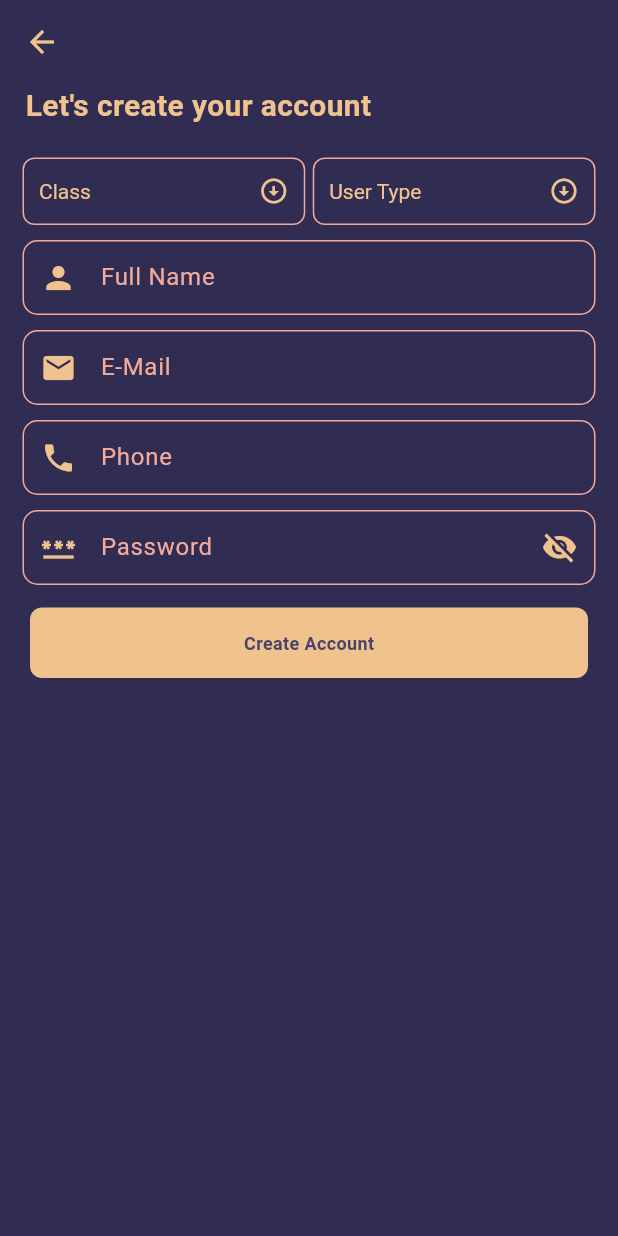
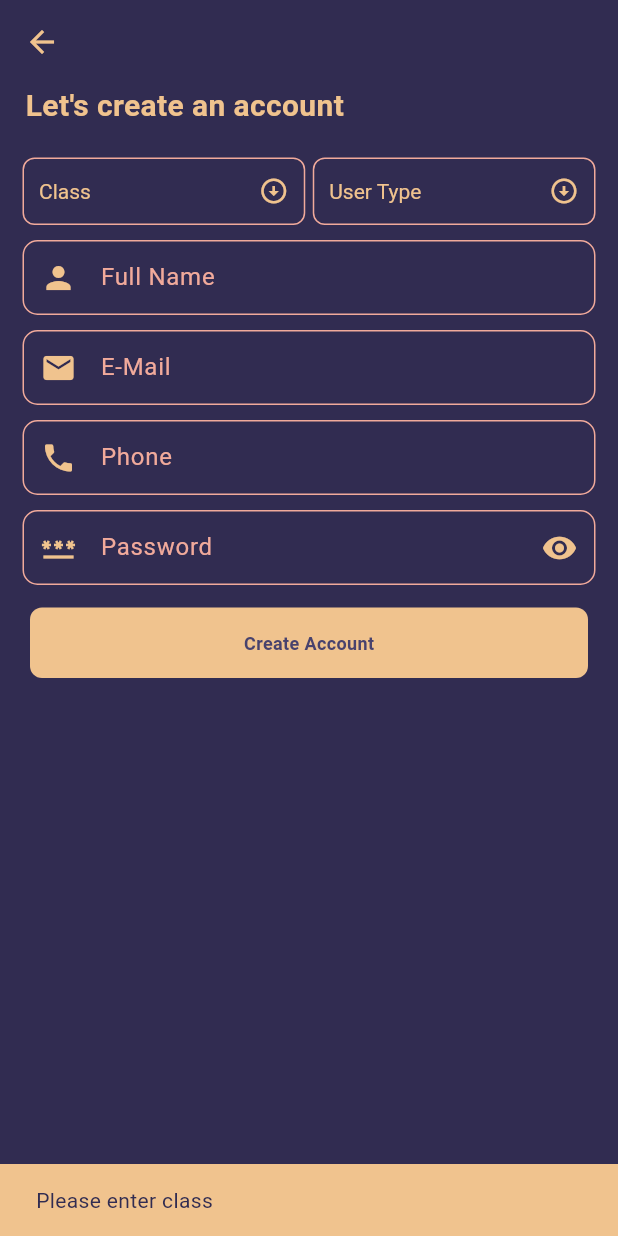
Before and after one commit to bereketsewnet/flutter_pasca_ios_android, a Flutter app: the RegisterPage screen opened directly, after a tap on "Create Account", on a phone screen of 412 x 824 dp. Run offline on Flutter 3.47's test engine with Material 3 defaults, Android fonts, the light colour scheme and no system bars; our stand-ins replace carousel_slider, firebase_auth, firebase_core, firebase_database, flutter_spinkit, shared_preferences; accounts and stored records are empty.

Commit message:
second commit Mon,jan 22 / 10:51 PM

```diff
--- a/lib/main.dart
+++ b/lib/main.dart
@@ -6,8 +6,7 @@ import 'package:pasca/pages/common_page/register_page.dart';
 import 'package:pasca/pages/student_page/student_home_page.dart';
 import 'package:pasca/wediget/bottom_navigation.dart';
 
-import 'firebase_service/firebase_options.dart';
-
+import 'methods/firebase_service/firebase_options.dart';
 void main() async {
   WidgetsFlutterBinding.ensureInitialized();
   await Firebase.initializeApp(
@@ -23,7 +22,7 @@ class MyApp extends StatelessWidget {
   Widget build(BuildContext context) {
     return const MaterialApp(
       debugShowCheckedModeBanner: false,
-      home: BottomNavigation(),
+      home: RegisterPage(),
     );
   }
 }
--- a/lib/pages/common_page/register_page.dart
+++ b/lib/pages/common_page/register_page.dart
@@ -2,7 +2,9 @@ import 'package:firebase_auth/firebase_auth.dart';
 import 'package:flutter/cupertino.dart';
 import 'package:flutter/material.dart';
 import 'package:flutter/services.dart';
+import 'package:flutter_spinkit/flutter_spinkit.dart';
 import 'package:pasca/assets/custom_colors/colors.dart';
+import 'package:pasca/wediget/bottom_navigation.dart';
 import 'package:pasca/wediget/snack_bar.dart';
 import 'package:pasca/wediget/normal_button.dart';
 import 'package:pasca/wediget/normal_textfield.dart';
@@ -26,6 +28,9 @@ class _RegisterPageState extends State<RegisterPage> {
   final TextEditingController typeController = TextEditingController();
 
   final FirebaseAuth _auth = FirebaseAuth.instance;
+
+  bool isLoading = false;
+  bool _isObsecure = true;
 
 // create variable and list for user-type drop-down menu
   String? valueChooseType;
@@ -62,6 +67,10 @@ class _RegisterPageState extends State<RegisterPage> {
 
   @override
   Widget build(BuildContext context) {
+    double w = MediaQuery
+        .of(context)
+        .size
+        .width;
     return Scaffold(
       backgroundColor: CustomColors.primaryColor,
       appBar: AppBar(
@@ -89,7 +98,7 @@ class _RegisterPageState extends State<RegisterPage> {
               child: Align(
                 alignment: Alignment.topLeft,
                 child: Text(
-                  'Let\'s create your account',
+                  'Let\'s create an account',
                   style: TextStyle(
                     color: CustomColors.thirdColor,
                     fontSize: 20,
@@ -113,14 +122,14 @@ class _RegisterPageState extends State<RegisterPage> {
                     ),
                     child: DropdownButton(
                       dropdownColor: CustomColors.primaryColor,
-                      icon:const Icon(
+                      icon: const Icon(
                         Icons.arrow_circle_down,
                         color: CustomColors.thirdColor,
                       ),
-                      style:const TextStyle(color: CustomColors.thirdColor),
+                      style: const TextStyle(color: CustomColors.thirdColor),
                       iconSize: 20,
                       isExpanded: true,
-                      underline:const SizedBox(),
+                      underline: const SizedBox(),
                       hint: const Text(
                         'Class',
                         style: TextStyle(
@@ -258,9 +267,21 @@ class _RegisterPageState extends State<RegisterPage> {
                   Icons.password,
                   color: CustomColors.thirdColor,
                 ),
-                surfixIcon: const Icon(
-                  Icons.visibility_off_sharp,
+                surfixIcon: IconButton(
+                  onPressed: () {
+                    setState(() {
+                      _isObsecure = !_isObsecure;
+                    });
+                  },
+                  icon: _isObsecure
+                      ? const Icon(
+                    Icons.visibility,
                     color: CustomColors.thirdColor,
+                  )
+                      : const Icon(
+                    Icons.visibility_off,
+                    color: CustomColors.thirdColor,
+                  ),
                 ),
               ),
             ),
@@ -271,14 +292,38 @@ class _RegisterPageState extends State<RegisterPage> {
               back_btn: CustomColors.thirdColor,
               marginSize: 20,
             ),
+            const SizedBox(height: 10),
+            if (isLoading)
+              SpinKitCircle(
+                color: CustomColors.thirdColor,
+                size: w / 8,
+              ),
           ],
         ),
       ),
     );
   }
 
+  void Register() async {
+    setState(() {
+      isLoading = true; // show loading
+    });
+    // check if user type and class not null and hide loading page
+    if (valueChooseClass == null) {
+      showSnackBar(context, 'Please enter class');
+      setState(() {
+        isLoading = false; // hide loading
+      });
+      return;
+    }
 
-  void Register() async {
+    if (valueChooseType == null) {
+      showSnackBar(context, 'Please enter user-type');
+      setState(() {
+        isLoading = false; // hide loading
+      });
+      return;
+    }
     // create and cast string value
     String email, password, name, grade, type, phone, uid;
 
@@ -289,16 +334,30 @@ class _RegisterPageState extends State<RegisterPage> {
     type = valueChooseType!;
     phone = phoneController.text;
 
-
     if (password != null) {
       try {
-       if(name.isEmpty || email.isEmpty || password.isEmpty || phone.isEmpty || password.isEmpty){
+        if (name.isEmpty ||
+            email.isEmpty ||
+            phone.isEmpty ||
+            password.isEmpty) {
           showSnackBar(context, 'All filed are required!');
-       }else if(phone.length != 10){
+          setState(() {
+            isLoading = false; // hide loading
+          });
+          return;
+        } else if (phone.length != 10) {
           showSnackBar(context, 'PhoneNumber must be 10 char');
-       }else if(name.length < 5) {
-         showSnackBar(context, 'Please enter full name');
-       }else {
+          setState(() {
+            isLoading = false; // hide loading
+          });
+          return;
+        } else if (name.length < 5) {
+          showSnackBar(context, 'Please insert properly full name');
+          setState(() {
+            isLoading = false; // hide loading
+          });
+          return;
+        } else {
           // if all try-catch errors are not found, then register user in to realtime database and auth
 
           // register user in to auth
@@ -306,6 +365,7 @@ class _RegisterPageState extends State<RegisterPage> {
               .createUserWithEmailAndPassword(email: email, password: password);
           User? user = FirebaseAuth.instance.currentUser;
           uid = user!.uid;
+
 
           // register user in to realtime database
           DatabaseReference databaseRef = FirebaseDatabase.instance.reference();
@@ -325,18 +385,12 @@ class _RegisterPageState extends State<RegisterPage> {
 
           // Insert the data at the generated reference
           usersRef.set(userData).then((_) {
-           showSnackBar(context, 'Welcome! $name');
-           Navigator.pushReplacement(
-             context,
-             MaterialPageRoute(builder: (context) => LoginPage()),
-           );
-         }).catchError((error) {
-           showSnackBar(context, 'Not Inserted');
-         });
-
-         // Insert the data at the generated reference
-         usersRef.set(userData).then((_) {
-           showSnackBar(context, 'Inserted');
+            // Navigator.pushReplacement(
+            //   context,
+            //   MaterialPageRoute(
+            //     builder: (context) => BottomNavigation(),
+            //   ),
+            // );
           }).catchError((error) {
             showSnackBar(context, 'Not Inserted');
           });
@@ -345,18 +399,23 @@ class _RegisterPageState extends State<RegisterPage> {
         // checking the validity of user inserted data
         if (e.code == 'weak-password') {
           showSnackBar(context, "Password provided is too weak.");
+          return;
         } else if (e.code == 'email-already-in-use.') {
           showSnackBar(context, 'Account already exists.');
+          return;
         } else if (e.code == 'invalid-email') {
           showSnackBar(context, 'The email address is not valid.');
+          return;
         } else if (e.code == 'network-request-failed') {
           showSnackBar(context,
               'A network error occurred. Please check your internet connection.');
+          return;
         }
-      }
-    } else {
-      // if password or email is null return error message
-      showSnackBar(context, 'All filed are required');
+      } finally {
+        setState(() {
+          isLoading = false; // hide loading
+        });
       }
     }
   }
+}
--- a/lib/wediget/normal_textfield.dart
+++ b/lib/wediget/normal_textfield.dart
@@ -7,7 +7,7 @@ class MyTextField extends StatelessWidget {
   final String? lableText;
   final bool obscureText;
   final Icon? prifixIcon;
-  final Icon? surfixIcon;
+  final IconButton? surfixIcon;
   final TextInputType? keybordType;
   final FormFieldValidator? validator;
 
--- a/pubspec.yaml
+++ b/pubspec.yaml
@@ -28,6 +28,8 @@ environment:
 # the latest version available on pub.dev. To see which dependencies have newer
 # versions available, run `flutter pub outdated`.
 dependencies:
+  shared_preferences: ^2.2.2
+  flutter_spinkit: ^5.2.0
   carousel_slider: ^4.2.1
   firebase_database: ^10.4.0
   firebase_core: ^2.24.2
```
Also changed, not shown: lib/methods/firebase_service/firebase_auth_service.dart (added, +28 -0 lines), lib/methods/my_methods/shared_pref_method.dart (added, +25 -0 lines), lib/pages/common_page/login_page.dart (+53 -7 lines), lib/pages/student_page/student_home_page.dart (+25 -10 lines), lib/wediget/bottom_navigation.dart (+11 -1 lines), lib/methods/firebase_service/firebase_options.dart (added), pubspec.lock. Lines whose indentation alone changed are shown as unchanged.
